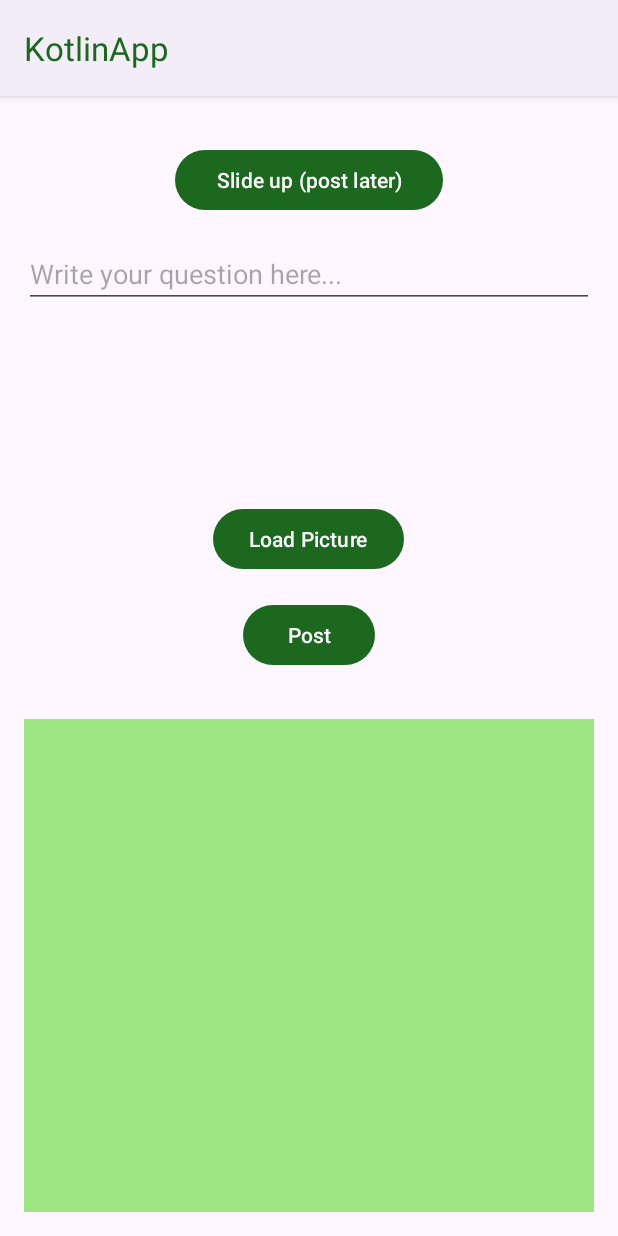
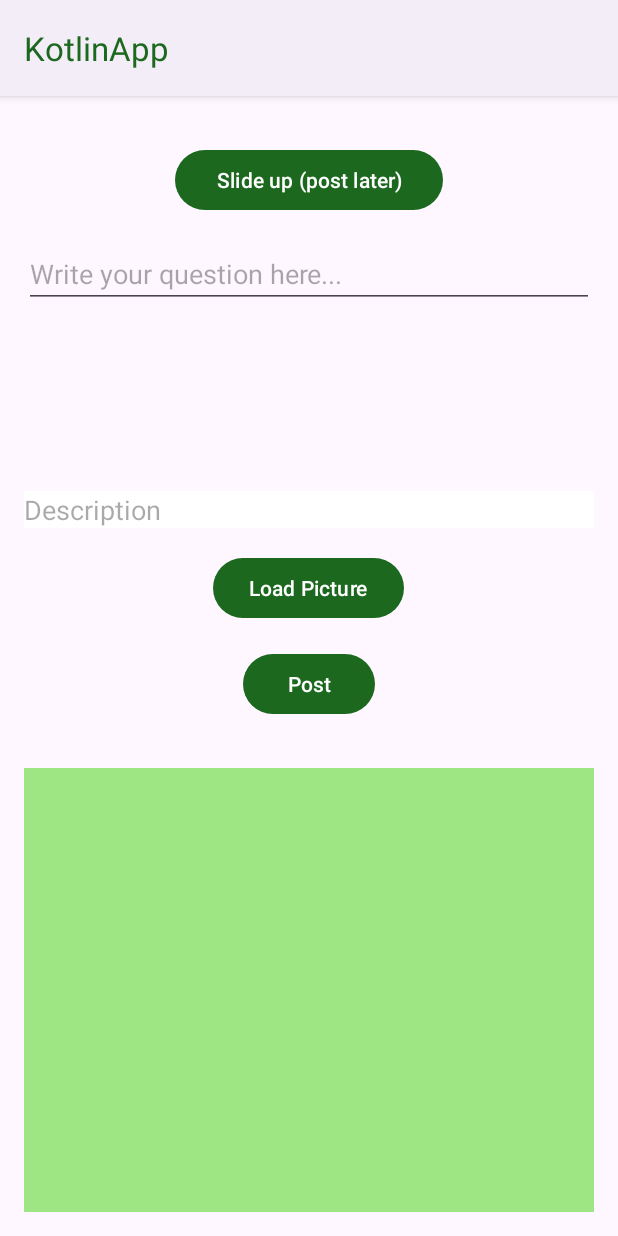
Before and after one commit to mani1a/Krishi_MITr_Androidapp, an Android app: the FeedActivity screen opened directly, with no data from a screen before it, after a tap on "Add Post +", on a phone screen of 412 x 824 dp. Run offline under Robolectric (Android 15) with nearby library versions, the phone set to English and light mode, and no system bars; our stand-ins replace Firebase (no records; nobody signed in at launch, a user with empty details on screens opened directly); pictures from the network do not load.

Commit message:
re adding feed page due to lost code

```diff
--- a/app/src/main/java/com/manila/fasaldoctor/model/UserPost.kt
+++ b/app/src/main/java/com/manila/fasaldoctor/model/UserPost.kt
@@ -11,8 +11,10 @@ data class Comment(
 
 data class UserPost(
     val email: String = "",
+    val userImgUrl :String? = null,
     val role: String = "",
     val uid: String? = null,
+    val description: String = "",
     val text: String = "",
     val imageUrl: String? = null,
     val timestamp: Long = 0,
@@ -22,11 +24,13 @@ data class UserPost(
     // Secondary constructor with named parameters
     constructor() : this(
         email = "",
+        userImgUrl = null,
         role = "",
         uid = null,
+        description="",
         text = "",
         imageUrl = null,
         timestamp = 0,
-        comments = emptyList()
+        comments = emptyList(),
     )
 }
--- a/app/src/main/res/layout/activity_feed.xml
+++ b/app/src/main/res/layout/activity_feed.xml
@@ -22,6 +22,18 @@
       android:inputType="textMultiLine"
       android:visibility="gone"/>
 
+  <EditText
+      android:id="@+id/description"
+      android:layout_width="match_parent"
+      android:layout_height="wrap_content"
+      android:layout_marginTop="8dp"
+      android:hint="Description"
+      android:inputType="textMultiLine"
+      android:layout_below="@id/imageView"
+      android:background="@color/white"
+      android:visibility="gone"
+      />
+
   <ImageView
       android:id="@+id/imageView"
       android:layout_width="match_parent"
@@ -39,7 +51,7 @@
       android:layout_width="wrap_content"
       android:layout_height="wrap_content"
       android:text="Load Picture"
-      android:layout_below="@id/imageView"
+      android:layout_below="@id/description"
       android:layout_centerHorizontal="true"
       android:layout_marginTop="16dp"
       android:visibility="gone"/>
```
Also changed, not shown: app/src/main/java/com/manila/fasaldoctor/activity/FeedActivity.kt (+30 -1 lines), app/src/main/java/com/manila/fasaldoctor/adapter/PostAdapter.kt (+10 -1 lines), app/src/main/res/layout/post_item.xml (+31 -4 lines).
